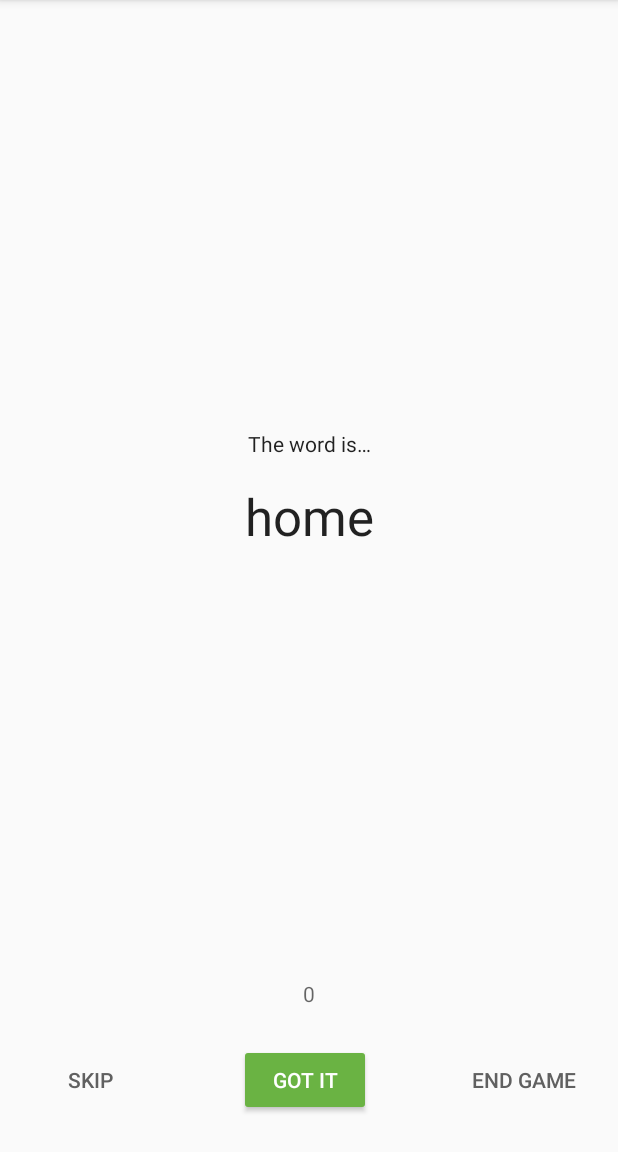
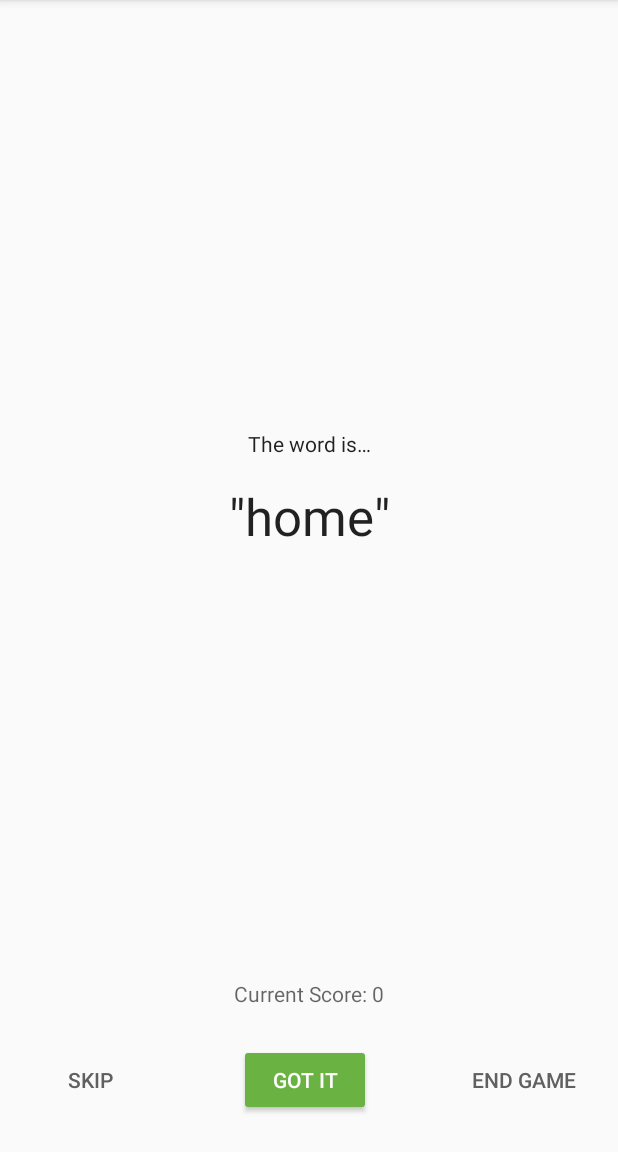
Before and after one commit to Simjiyong/Android-Kotlin-Fundamentals, an Android app: the ScoreFragment screen opened through its navigation route, after a tap on "PLAY", on a phone screen of 412 x 824 dp, the part 84-1236 px from its top. Run offline under Robolectric (Android 15) with nearby library versions, the phone set to English and light mode, and no system bars; our stand-ins replace data binding; 2 statements that could not run were skipped; 1 other tap on this screen came first.

Commit message:
upload lesson 5.3 and 5.4

```diff
--- a/GuessTheWord/app/src/main/java/com/example/android/guesstheword/screens/game/GameFragment.kt
+++ b/GuessTheWord/app/src/main/java/com/example/android/guesstheword/screens/game/GameFragment.kt
@@ -54,20 +54,24 @@ class GameFragment : Fragment() {
         Log.i("GameFragment", "Called ViewModelProvider")
         viewModel = ViewModelProvider(this)[GameViewModel::class.java]
 
+        // Set the viewmodel for databinding
+        binding.gameViewModel = viewModel
+        binding.lifecycleOwner = viewLifecycleOwner
+
         /** Setting up LiveData observation relationship **/
-        viewModel.score.observe(viewLifecycleOwner, Observer { newScore ->
-            binding.scoreText.text = newScore.toString()
-        })
-        viewModel.word.observe(viewLifecycleOwner, Observer { newWord ->
-            binding.wordText.text = newWord
-        })
+//        viewModel.score.observe(viewLifecycleOwner, Observer { newScore ->
+//            binding.scoreText.text = newScore.toString()
+//        })
+//        viewModel.word.observe(viewLifecycleOwner, Observer { newWord ->
+//            binding.wordText.text = newWord
+//        })
         viewModel.eventGameFinish.observe(viewLifecycleOwner, Observer<Boolean> { hasFinished ->
-            if(hasFinished) gameFinished()
+            if (hasFinished) gameFinished()
         })
 
-        binding.correctButton.setOnClickListener { onCorrect() }
-        binding.skipButton.setOnClickListener { onSkip() }
-        binding.endGameButton.setOnClickListener { onEndGame() }
+//        binding.correctButton.setOnClickListener { onCorrect() }
+//        binding.skipButton.setOnClickListener { onSkip() }
+//        binding.endGameButton.setOnClickListener { onEndGame() }
 //        updateScoreText()
 //        updateWordText()
         return binding.root
@@ -77,7 +81,7 @@ class GameFragment : Fragment() {
     private fun gameFinished() {
         Toast.makeText(activity, "Game has just finished", Toast.LENGTH_SHORT).show()
         val action = GameFragmentDirections.actionGameToScore()
-        action.score = viewModel.score.value?:0
+        action.score = viewModel.score.value ?: 0
         findNavController().navigate(action)
 //        NavHostFragment.findNavController(this).navigate(action)
         viewModel.onGameFinishComplete()
@@ -85,7 +89,7 @@ class GameFragment : Fragment() {
 
 
     /** Methods for buttons presses **/
-
+/*
     private fun onSkip() {
         viewModel.onSkip()
 //        updateWordText()
@@ -101,6 +105,7 @@ class GameFragment : Fragment() {
     private fun onEndGame() {
         gameFinished()
     }
+ */
 
     /** Methods for updating the UI **/
 //    private fun updateWordText() {
--- a/GuessTheWord/app/src/main/java/com/example/android/guesstheword/screens/game/GameViewModel.kt
+++ b/GuessTheWord/app/src/main/java/com/example/android/guesstheword/screens/game/GameViewModel.kt
@@ -1,17 +1,43 @@
 package com.example.android.guesstheword.screens.game
 
+import android.os.CountDownTimer
+import android.text.format.DateUtils
 import android.util.Log
 import androidx.lifecycle.LiveData
 import androidx.lifecycle.MutableLiveData
+import androidx.lifecycle.Transformations
 import androidx.lifecycle.ViewModel
 
 class GameViewModel : ViewModel() {
+    companion object {
+
+        private const val DONE = 0L
+        private const val ONE_SECOND = 1000L
+        private const val COUNTDOWN_TIME = 60000L
+
+    }
+
+    // Countdown time
+    private val _currentTime = MutableLiveData<Long>()
+    val currentTime: LiveData<Long>
+        get() = _currentTime
+    val currentTimeString = Transformations.map(currentTime) {time ->
+        DateUtils.formatElapsedTime(time)
+    }
+
+    private val timer: CountDownTimer
 
     // The current word
     private val _word = MutableLiveData<String>()
     val word: LiveData<String>
         get() = _word
 
+    val wordHint = Transformations.map(word) { word ->
+        val randomPosition = (1..word.length).random()
+        "Current word has " + word.length + " letters" +
+                "\nThe letter at position " + randomPosition + " is " +
+                word[randomPosition -1].toUpperCase()
+    }
     // The current score
 
     //to be used internally
@@ -57,6 +83,18 @@ class GameViewModel : ViewModel() {
     }
 
     init {
+        timer = object : CountDownTimer(COUNTDOWN_TIME, ONE_SECOND) {
+            override fun onFinish() {
+                _currentTime.value = DONE
+                onGameFinish()
+            }
+
+            override fun onTick(p0: Long) {
+                _currentTime.value = p0/ONE_SECOND
+            }
+        }
+
+        timer.start()
 
         _word.value = ""
         _score.value = 0
@@ -64,6 +102,7 @@ class GameViewModel : ViewModel() {
         resetList()
         nextWord()
         Log.i("GameViewModel", "GameViewModel created!")
+
     }
 
     /**
@@ -71,7 +110,8 @@ class GameViewModel : ViewModel() {
      */
     private fun nextWord() {
         if (wordList.isEmpty()) {
-            onGameFinish()
+            //onGameFinish()
+            resetList()
         } else {
             _word.value = wordList.removeAt(0)
         }
@@ -99,6 +139,7 @@ class GameViewModel : ViewModel() {
 
     override fun onCleared() {
         super.onCleared()
+        timer.cancel()
         Log.i("GameViewModel", "GameViewModel destroyed")
     }
 }
--- a/GuessTheWord/app/src/main/java/com/example/android/guesstheword/screens/score/ScoreFragment.kt
+++ b/GuessTheWord/app/src/main/java/com/example/android/guesstheword/screens/score/ScoreFragment.kt
@@ -53,16 +53,20 @@ class ScoreFragment : Fragment() {
 
         viewModelFactory = ScoreViewModelFactory(ScoreFragmentArgs.fromBundle(arguments!!).score)
         viewModel = ViewModelProvider(this, viewModelFactory)[ScoreViewModel::class.java]
-        viewModel.score.observe(viewLifecycleOwner, Observer { newScore ->
-            binding.scoreText.text = newScore.toString()
-        })
+
+        binding.scoreViewModel = viewModel
+        binding.lifecycleOwner = viewLifecycleOwner
+
+//        viewModel.score.observe(viewLifecycleOwner, Observer { newScore ->
+//            binding.scoreText.text = newScore.toString()
+//        })
         viewModel.eventPlayAgain.observe(viewLifecycleOwner, Observer { playAgain ->
             if (playAgain) {
                 findNavController().navigate(ScoreFragmentDirections.actionRestart())
                 viewModel.onPlayAgainComplete()
             }
         })
-        binding.playAgainButton.setOnClickListener { viewModel.onPlayAgain() }
+    //    binding.playAgainButton.setOnClickListener { viewModel.onPlayAgain() }
         return binding.root
     }
 }
--- a/GuessTheWord/app/src/main/res/layout/game_fragment.xml
+++ b/GuessTheWord/app/src/main/res/layout/game_fragment.xml
@@ -17,6 +17,13 @@
 <layout xmlns:android="http://schemas.android.com/apk/res/android"
     xmlns:app="http://schemas.android.com/apk/res-auto"
     xmlns:tools="http://schemas.android.com/tools">
+
+    <data>
+
+        <variable
+            name="gameViewModel"
+            type="com.example.android.guesstheword.screens.game.GameViewModel" />
+    </data>
 
     <androidx.constraintlayout.widget.ConstraintLayout
         android:id="@+id/game_layout"
@@ -47,6 +54,7 @@
             android:layout_height="wrap_content"
             android:animateLayoutChanges="true"
             android:fontFamily="sans-serif"
+            android:text="@{@string/quote_format(gameViewModel.word)}"
             android:textAppearance="@style/TextAppearance.AppCompat.Headline"
             android:textColor="@color/black_text_color"
             android:textSize="34sp"
@@ -60,6 +68,24 @@
             tools:text="&quot;Tuna&quot;" />
 
         <TextView
+            android:id="@+id/word_hint_text"
+            android:layout_width="wrap_content"
+            android:layout_height="wrap_content"
+            android:layout_marginStart="8dp"
+            android:layout_marginTop="8dp"
+            android:layout_marginEnd="8dp"
+            android:layout_marginBottom="8dp"
+            android:text="@{gameViewModel.wordHint}"
+            android:textColor="@color/grey_text_color"
+            android:textSize="20sp"
+            android:textStyle="normal"
+            app:layout_constraintBottom_toTopOf="@+id/timer_text"
+            app:layout_constraintEnd_toEndOf="parent"
+            app:layout_constraintStart_toStartOf="parent"
+            app:layout_constraintTop_toBottomOf="@+id/word_text"
+            tools:text="word hint text" />
+
+        <TextView
             android:id="@+id/timer_text"
             android:layout_width="wrap_content"
             android:layout_height="wrap_content"
@@ -67,6 +93,7 @@
             android:layout_marginEnd="8dp"
             android:layout_marginBottom="8dp"
             android:fontFamily="sans-serif"
+            android:text="@{gameViewModel.currentTimeString}"
             android:textColor="@color/grey_text_color"
             android:textSize="14sp"
             android:textStyle="normal"
@@ -82,6 +109,7 @@
             android:layout_marginStart="8dp"
             android:layout_marginEnd="8dp"
             android:fontFamily="sans-serif"
+            android:text="@{@string/score_format(gameViewModel.score)}"
             android:textColor="@color/grey_text_color"
             android:textSize="14sp"
             android:textStyle="normal"
@@ -95,6 +123,7 @@
             android:layout_width="wrap_content"
             android:layout_height="wrap_content"
             android:layout_marginStart="16dp"
+            android:onClick="@{ () -> gameViewModel.onSkip()}"
             android:text="@string/skip"
             android:theme="@style/SkipButton"
             app:layout_constraintBottom_toBottomOf="parent"
@@ -115,6 +144,7 @@
             android:layout_height="wrap_content"
             android:layout_marginStart="8dp"
             android:layout_marginEnd="8dp"
+            android:onClick="@{() -> gameViewModel.onCorrect()}"
             android:text="@string/got_it"
             android:theme="@style/GoButton"
             app:layout_constraintBottom_toBottomOf="parent"
@@ -127,6 +157,7 @@
             android:layout_width="wrap_content"
             android:layout_height="wrap_content"
             android:layout_marginEnd="16dp"
+            android:onClick="@{() -> gameViewModel.onGameFinish()}"
             android:text="@string/end_game"
             android:theme="@style/SkipButton"
             app:layout_constraintBottom_toBottomOf="parent"
--- a/GuessTheWord/app/src/main/res/layout/score_fragment.xml
+++ b/GuessTheWord/app/src/main/res/layout/score_fragment.xml
@@ -17,6 +17,13 @@
 <layout xmlns:android="http://schemas.android.com/apk/res/android"
     xmlns:app="http://schemas.android.com/apk/res-auto"
     xmlns:tools="http://schemas.android.com/tools">
+
+    <data>
+
+        <variable
+            name="scoreViewModel"
+            type="com.example.android.guesstheword.screens.score.ScoreViewModel" />
+    </data>
 
     <androidx.constraintlayout.widget.ConstraintLayout
         android:id="@+id/score_layout"
@@ -48,6 +55,7 @@
             android:layout_marginTop="16dp"
             android:layout_marginBottom="8dp"
             android:fontFamily="sans-serif"
+            android:text="@{String.valueOf(scoreViewModel.score)}"
             android:textColor="@color/black_text_color"
             android:textSize="34sp"
             android:textStyle="normal"
@@ -64,6 +72,7 @@
             android:layout_width="wrap_content"
             android:layout_height="wrap_content"
             android:layout_marginBottom="32dp"
+            android:onClick="@{() -> scoreViewModel.onPlayAgain()}"
             android:text="@string/play_again"
             android:theme="@style/GoButton"
             android:visibility="visible"
--- a/GuessTheWord/app/src/main/res/values/strings.xml
+++ b/GuessTheWord/app/src/main/res/values/strings.xml
@@ -25,4 +25,6 @@
     <string name="got_it">Got it</string>
     <string name="end_game">End game</string>
     <string name="word_is">The word is…</string>
+    <string name="quote_format">\"%s\"</string>
+    <string name="score_format">Current Score: %d</string>
 </resources>
```
Also changed, not shown: 2 other files.
